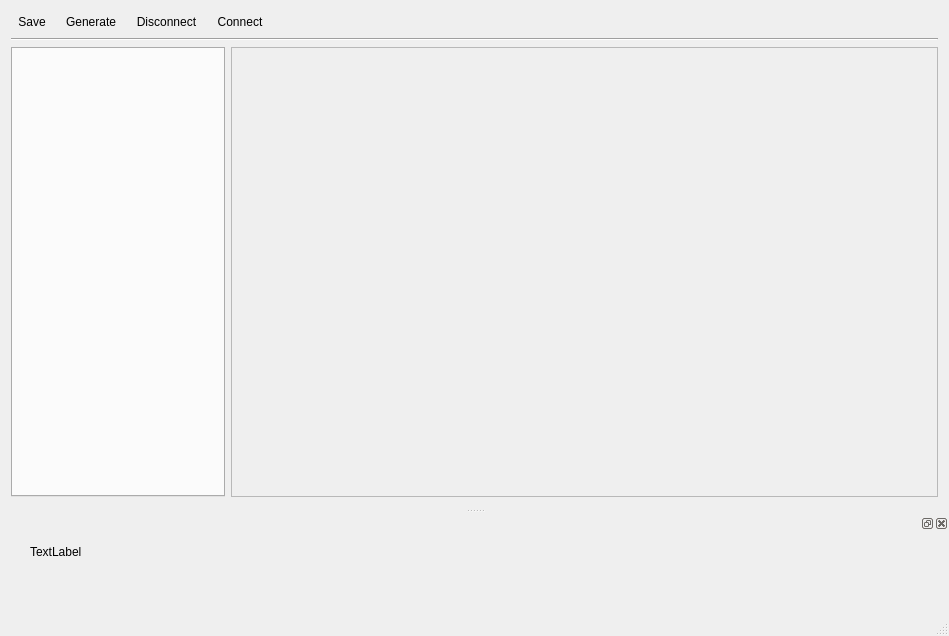
The window that mainwindow.ui (Svietq/FlowGraphDesigner) describes before a commit, drawn with Qt 5.
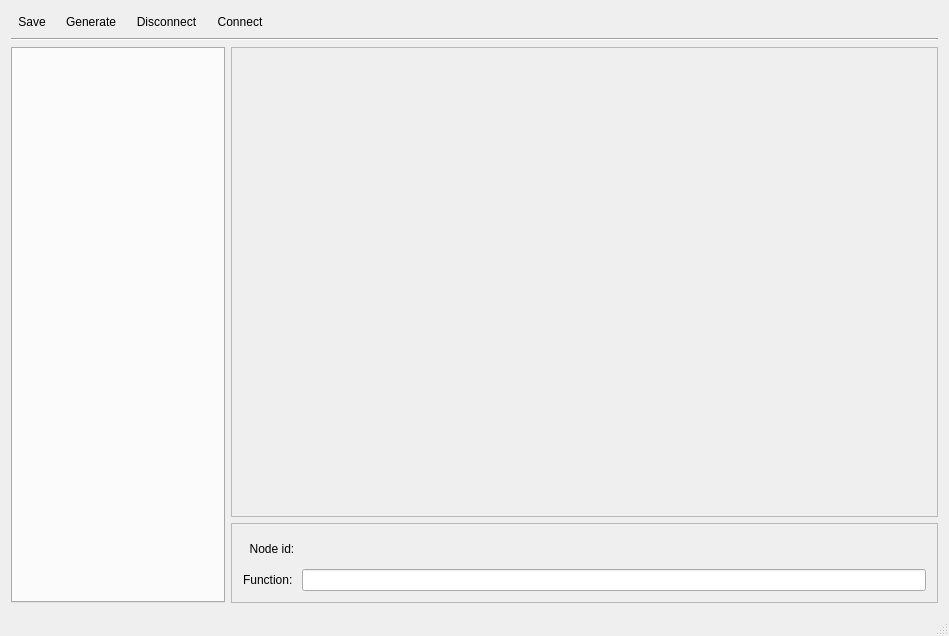
The same window after the commit. Custom widgets are drawn as their Qt base class.

Commit message: Change layout of MainWindow and replace dockWidget with frame

```diff
--- a/mainwindow.ui
+++ b/mainwindow.ui
@@ -21,7 +21,7 @@
   </property>
   <widget class="QWidget" name="centralWidget">
    <layout class="QGridLayout" name="gridLayout">
-    <item row="0" column="0">
+    <item row="0" column="0" colspan="2">
      <layout class="QVBoxLayout" name="verticalLayout">
       <item>
        <layout class="QHBoxLayout" name="horizontalLayout">
@@ -102,8 +102,6 @@
      </layout>
     </item>
     <item row="1" column="0">
-     <layout class="QHBoxLayout" name="horizontalLayout_2">
-      <item>
        <widget class="QTabWidget" name="tabWidget">
         <property name="sizePolicy">
          <sizepolicy hsizetype="Expanding" vsizetype="Expanding">
@@ -128,6 +126,8 @@
         </property>
        </widget>
       </item>
+    <item row="1" column="1">
+     <layout class="QVBoxLayout" name="verticalLayout_3">
       <item>
        <widget class="DragWidget" name="canvas">
         <property name="frameShape">
@@ -136,6 +136,50 @@
         <property name="frameShadow">
          <enum>QFrame::Raised</enum>
         </property>
+        <zorder>frame</zorder>
+       </widget>
+      </item>
+      <item>
+       <widget class="QFrame" name="frame">
+        <property name="maximumSize">
+         <size>
+          <width>16777215</width>
+          <height>80</height>
+         </size>
+        </property>
+        <property name="frameShape">
+         <enum>QFrame::StyledPanel</enum>
+        </property>
+        <property name="frameShadow">
+         <enum>QFrame::Raised</enum>
+        </property>
+        <layout class="QGridLayout" name="gridLayout_2">
+         <item row="0" column="0">
+          <layout class="QVBoxLayout" name="verticalLayout_2">
+           <item>
+            <widget class="QLabel" name="label">
+             <property name="text">
+              <string>  Node id:  </string>
+             </property>
+            </widget>
+           </item>
+           <item>
+            <layout class="QHBoxLayout" name="horizontalLayout_2">
+             <item>
+              <widget class="QLabel" name="label_2">
+               <property name="text">
+                <string>Function: </string>
+               </property>
+              </widget>
+             </item>
+             <item>
+              <widget class="QLineEdit" name="lineEdit"/>
+             </item>
+            </layout>
+           </item>
+          </layout>
+         </item>
+        </layout>
        </widget>
       </item>
      </layout>
@@ -153,32 +197,6 @@
    </property>
   </widget>
   <widget class="QStatusBar" name="statusBar"/>
-  <widget class="QDockWidget" name="dockWidget_2">
-   <property name="minimumSize">
-    <size>
-     <width>58</width>
-     <height>100</height>
-    </size>
-   </property>
-   <attribute name="dockWidgetArea">
-    <number>8</number>
-   </attribute>
-   <widget class="QWidget" name="dockWidgetContents_2">
-    <widget class="QLabel" name="label">
-     <property name="geometry">
-      <rect>
-       <x>30</x>
-       <y>10</y>
-       <width>67</width>
-       <height>17</height>
-      </rect>
-     </property>
-     <property name="text">
-      <string>TextLabel</string>
-     </property>
-    </widget>
-   </widget>
-  </widget>
   <zorder>dockWidget_2</zorder>
  </widget>
  <layoutdefault spacing="6" margin="11"/>
```
Lines whose indentation alone changed are shown as unchanged. The commit also changes 4 other files.
